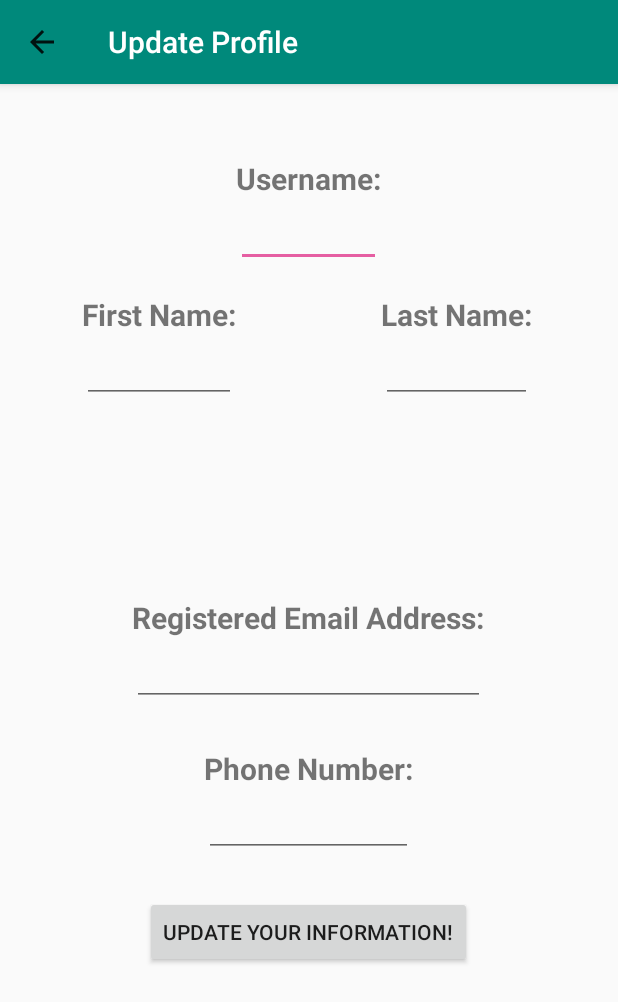
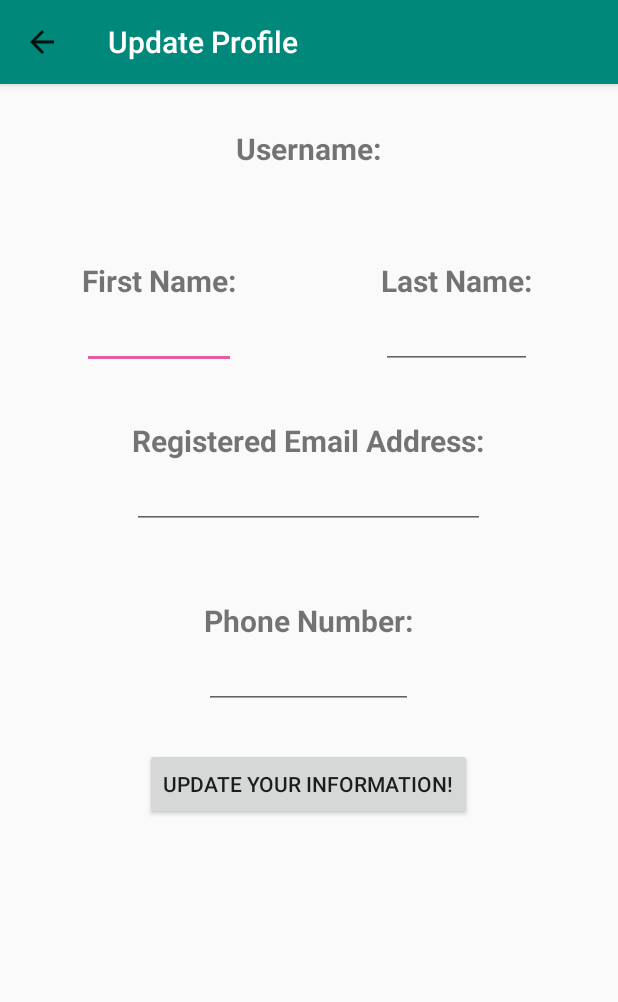
Before and after one commit to ToryEllenG/WattsOn, an Android app: the EditUserData screen opened directly, with no data from a screen before it, on a phone screen of 412 x 824 dp. Shown: the top 1002 px of the screen. Run offline under Robolectric (Android 15) with nearby library versions, the phone set to English and light mode, and no system bars; our stand-ins replace Volley; network calls fail; 5 statements that could not run were skipped.

```diff
--- a/app/src/main/java/com/gamboa/troy/WattsOn/MainActivity.java
+++ b/app/src/main/java/com/gamboa/troy/WattsOn/MainActivity.java
@@ -26,7 +26,7 @@ public class MainActivity extends AppCompatActivity {
     private int[] tabIcons = {
             R.drawable.ic_home,
             R.drawable.ic_timeline,
-            R.drawable.ic_settings
+            R.drawable.ic_settings_applications
     };
 
     @Override
--- a/app/src/main/java/com/gamboa/troy/WattsOn/ShowUserData.java
+++ b/app/src/main/java/com/gamboa/troy/WattsOn/ShowUserData.java
@@ -2,6 +2,7 @@ package com.gamboa.troy.WattsOn;
 
 
 import android.content.Intent;
+import android.content.SharedPreferences;
 import android.graphics.Color;
 import android.support.v7.app.AppCompatActivity;
 import android.os.Bundle;
@@ -93,6 +94,8 @@ public class ShowUserData extends AppCompatActivity {
 
 }
 
+
+
     @Override
     public boolean onSupportNavigateUp() {
         onBackPressed();
--- a/app/src/main/java/com/gamboa/troy/WattsOn/StatisticsActivity.java
+++ b/app/src/main/java/com/gamboa/troy/WattsOn/StatisticsActivity.java
@@ -1,5 +1,5 @@
 package com.gamboa.troy.WattsOn;
-//Credit Molly Bohan for Pie Chart Idea
+
 
 import android.graphics.Color;
 import android.os.Bundle;
@@ -105,6 +105,7 @@ public class StatisticsActivity extends AppCompatActivity {
         // enable rotation of the chart by touch
         pieChart.setRotationEnabled(true);
         pieChart.setHighlightPerTapEnabled(true);
+        pieChart.setHoleRadius(50);
 
         //set Animation
         pieChart.animateY(2000, Easing.EasingOption.EaseInOutQuad);
@@ -129,10 +130,11 @@ public class StatisticsActivity extends AppCompatActivity {
 
         //data properties
         PieData data = new PieData(set);
-        data.setValueTextSize(18f);
+        data.setValueTextSize(16f);
         data.setValueTextColor(Color.BLACK);
         data.setValueFormatter(new PercentFormatter());
         pieChart.setData(data);
+        pieChart.notifyDataSetChanged();
         pieChart.invalidate();
 
         //legend properties
--- a/app/src/main/res/layout/activity_edit_user_data.xml
+++ b/app/src/main/res/layout/activity_edit_user_data.xml
@@ -16,7 +16,7 @@
         android:theme="@style/ThemeOverlay.AppCompat.ActionBar"
         />
 
-    <EditText
+    <TextView
         android:id="@+id/changeUsername"
         android:layout_width="wrap_content"
         android:layout_height="wrap_content"
@@ -25,32 +25,32 @@
         android:layout_alignRight="@+id/textView10"
         android:layout_alignStart="@+id/textView10"
         android:layout_below="@+id/textView10"
-        android:ems="5"
         android:inputType="textPersonName"
-        android:textAlignment="center" />
+        android:textAlignment="center"
+        android:textSize="24sp" />
 
     <TextView
         android:id="@+id/textView10"
         android:layout_width="wrap_content"
         android:layout_height="wrap_content"
-        android:layout_alignParentTop="true"
-        android:layout_centerHorizontal="true"
-        android:layout_marginTop="105dp"
+        android:layout_marginTop="29dp"
         android:text="Username:"
         android:textSize="20sp"
-        android:textStyle="bold" />
+        android:textStyle="bold"
+        android:layout_below="@+id/my_toolbar"
+        android:layout_centerHorizontal="true" />
 
     <TextView
         android:id="@+id/textView8"
         android:layout_width="wrap_content"
         android:layout_height="wrap_content"
-        android:layout_below="@+id/changeUsername"
-        android:layout_marginTop="18dp"
-        android:layout_toLeftOf="@+id/changeUsername"
-        android:layout_toStartOf="@+id/changeUsername"
+        android:layout_marginTop="28dp"
         android:text="First Name:"
         android:textSize="20sp"
-        android:textStyle="bold" />
+        android:textStyle="bold"
+        android:layout_below="@+id/changeUsername"
+        android:layout_toLeftOf="@+id/changeUsername"
+        android:layout_toStartOf="@+id/changeUsername" />
 
     <EditText
         android:id="@+id/changeFname"
@@ -94,11 +94,12 @@
         android:id="@+id/textView16"
         android:layout_width="wrap_content"
         android:layout_height="wrap_content"
-        android:layout_centerHorizontal="true"
-        android:layout_centerVertical="true"
         android:text="Registered Email Address:"
         android:textSize="20sp"
-        android:textStyle="bold" />
+        android:textStyle="bold"
+        android:layout_marginTop="34dp"
+        android:layout_below="@+id/changeFname"
+        android:layout_centerHorizontal="true" />
 
     <EditText
         android:id="@+id/changeEmail"
@@ -117,12 +118,12 @@
         android:id="@+id/textView17"
         android:layout_width="wrap_content"
         android:layout_height="wrap_content"
-        android:layout_below="@+id/changeEmail"
-        android:layout_centerHorizontal="true"
-        android:layout_marginTop="28dp"
+        android:layout_marginTop="47dp"
         android:text="Phone Number:"
         android:textSize="20sp"
-        android:textStyle="bold" />
+        android:textStyle="bold"
+        android:layout_below="@+id/changeEmail"
+        android:layout_centerHorizontal="true" />
 
     <EditText
         android:id="@+id/changePhone"
@@ -141,8 +142,8 @@
         android:id="@+id/changeInfo"
         android:layout_width="wrap_content"
         android:layout_height="wrap_content"
+        android:text="Update your information!"
         android:layout_marginTop="26dp"
-        android:text="Update your information!"
         android:layout_below="@+id/changePhone"
         android:layout_centerHorizontal="true" />
 </RelativeLayout>
```
Also changed, not shown: app/src/main/java/com/gamboa/troy/WattsOn/EditUserData.java (+93 -3 lines), app/src/main/java/com/gamboa/troy/WattsOn/EditUserDataRequest.java (+6 -3 lines), app/src/main/java/com/gamboa/troy/WattsOn/FragmentMonitor.java (+18 -6 lines), app/src/main/res/layout/activity_show_user_data.xml (+5 -7 lines), app/src/main/res/layout/fragment_monitor.xml (+12 -8 lines), app/src/main/instagram-web.png, app/src/main/res/drawable-hdpi/ic_settings_applications.png, app/src/main/res/drawable-mdpi/ic_settings_applications.png, app/src/main/res/drawable-xhdpi/ic_settings_applications.png, app/src/main/res/drawable-xxhdpi/ic_settings_applications.png, app/src/main/res/drawable-xxxhdpi/ic_settings_applications.png, app/src/main/res/mipmap-hdpi/instagram.png, app/src/main/res/mipmap-mdpi/instagram.png, app/src/main/res/mipmap-xhdpi/instagram.png, 2 more files, 151 other files.
